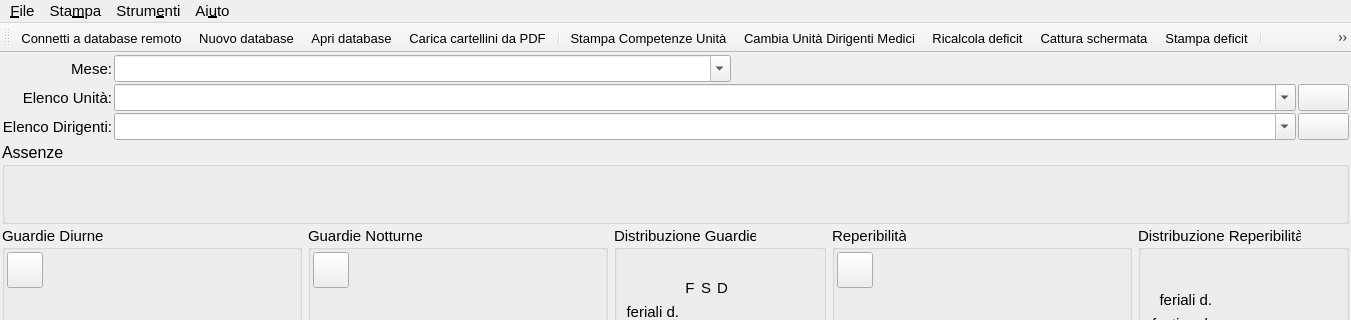
First picture: the form in mainwindow.ui, repository gcala/GestioneCompetenzeMedici, before the edit; both pictures show x 0 to 1351 and y 0 to 320 of the 1351 by 751 pixel window.
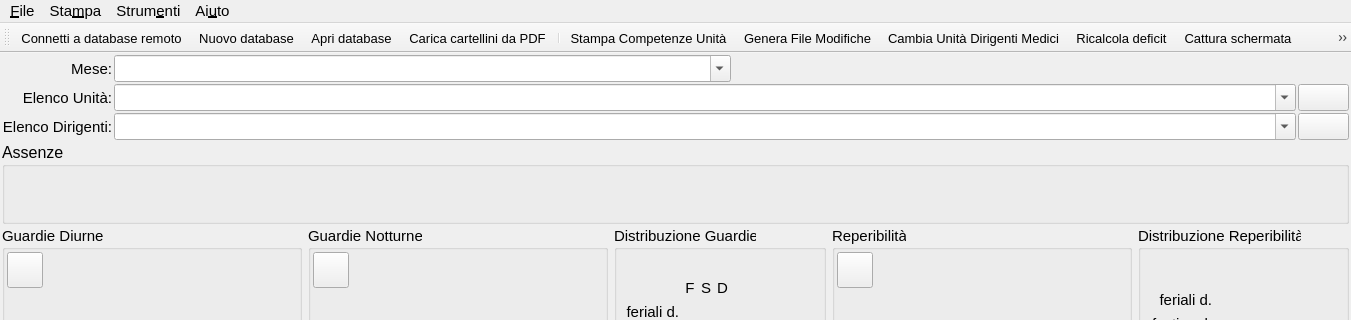
Second picture: the form after the edit. Icons and pictures are not drawn. Custom widgets are drawn as their Qt base class.

Commit message: prima parte del calcolo modifiche

Patch:
```diff
--- a/mainwindow.ui
+++ b/mainwindow.ui
@@ -2666,6 +2666,7 @@
    <addaction name="actionCaricaPdf"/>
    <addaction name="separator"/>
    <addaction name="actionStampaCompetenzeUnita"/>
+   <addaction name="actionGeneraFileModifiche"/>
    <addaction name="actionCambiaUnit"/>
    <addaction name="actionRicalcolaDeficit"/>
    <addaction name="actionTakeScreenshot"/>
@@ -2875,6 +2876,15 @@
     <string>Gestisci Dirigenti</string>
    </property>
   </action>
+  <action name="actionGeneraFileModifiche">
+   <property name="icon">
+    <iconset resource="assets.qrc">
+     <normaloff>:/icons/diff.svg</normaloff>:/icons/diff.svg</iconset>
+   </property>
+   <property name="text">
+    <string>Genera File Modifiche</string>
+   </property>
+  </action>
  </widget>
  <layoutdefault spacing="6" margin="11"/>
  <customwidgets>
```
The commit also changes 10 other files.
